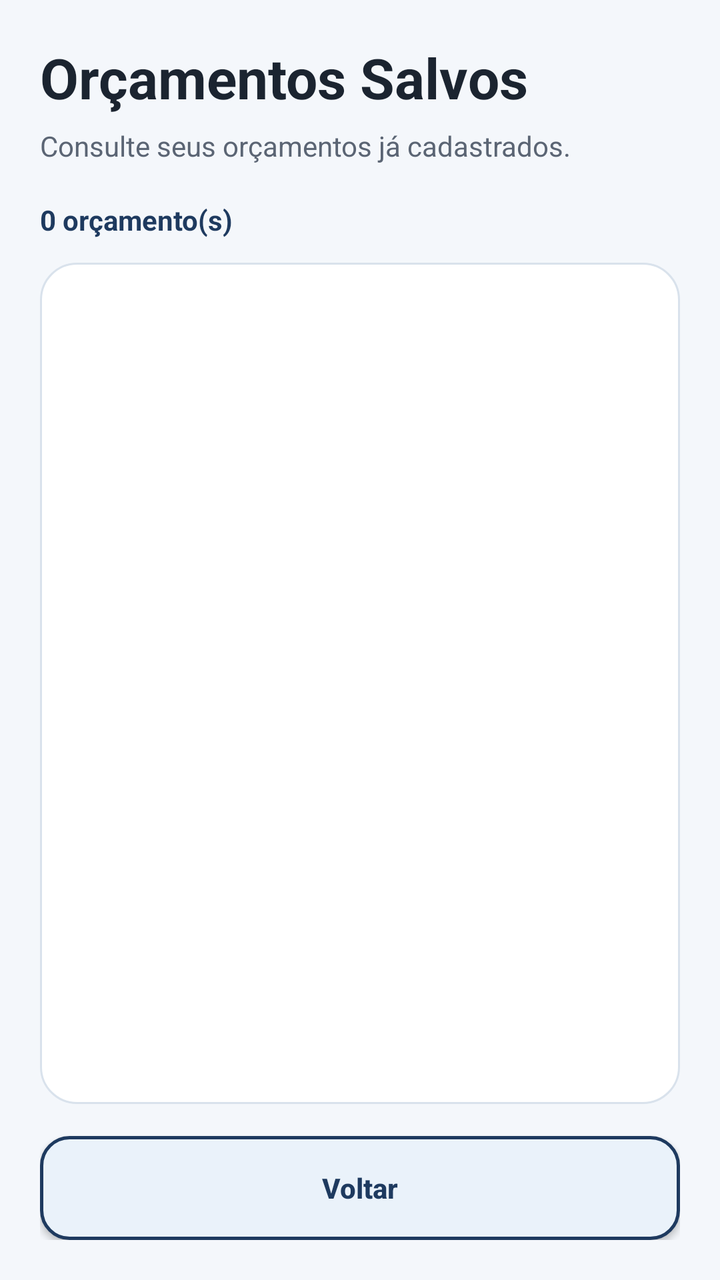
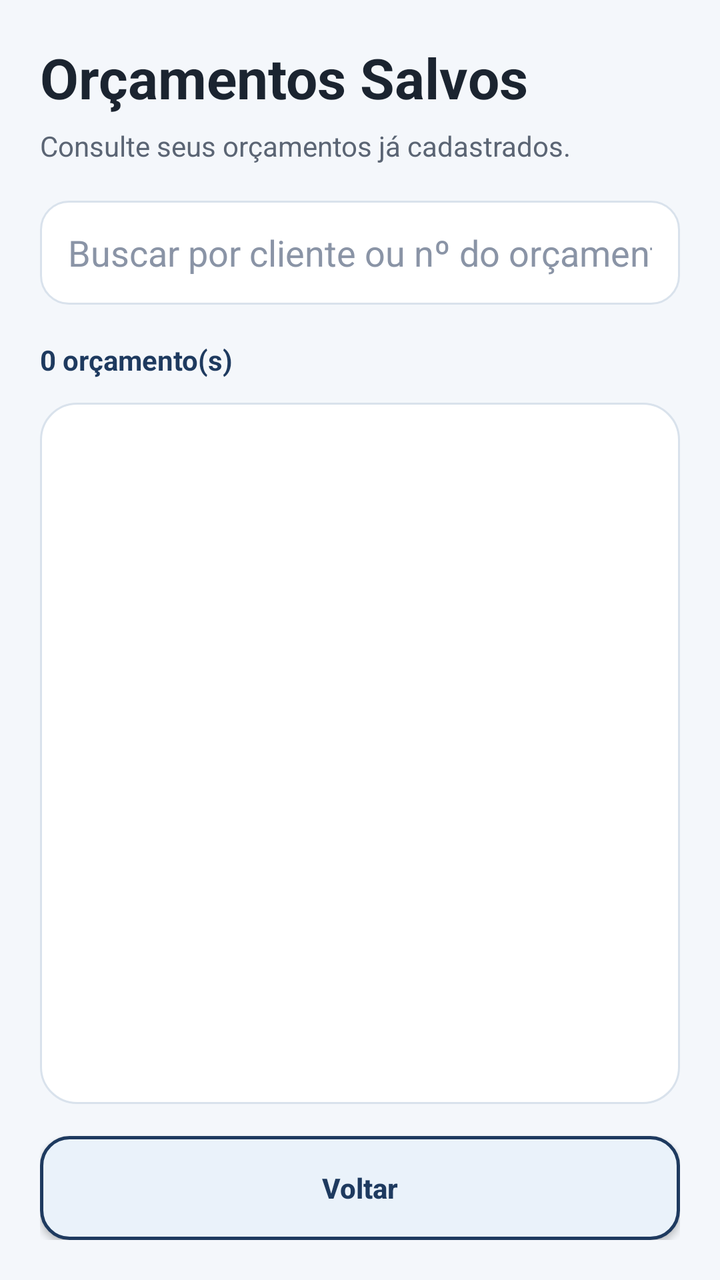

Compare the two renders of this Android layout. The source of the first and the diff that turns it into the second are given below.
<!-- AndroidManifest.xml: application theme Theme.MyApplication -->
<!-- res/layout/activity_lista_orcamentos.xml -->
<?xml version="1.0" encoding="utf-8"?>
<LinearLayout xmlns:android="http://schemas.android.com/apk/res/android"
    android:layout_width="match_parent"
    android:layout_height="match_parent"
    android:orientation="vertical"
    android:padding="20dp"
    android:background="@color/screen_background">

    <TextView
        android:layout_width="match_parent"
        android:layout_height="wrap_content"
        android:text="Orçamentos Salvos"
        android:textSize="28sp"
        android:textStyle="bold"
        android:textColor="@color/text_primary" />

    <TextView
        android:layout_width="match_parent"
        android:layout_height="wrap_content"
        android:text="Consulte seus orçamentos já cadastrados."
        android:textSize="14sp"
        android:textColor="@color/text_secondary"
        android:layout_marginTop="6dp" />

    <TextView
        android:id="@+id/txtQuantidadeOrcamentos"
        android:layout_width="match_parent"
        android:layout_height="wrap_content"
        android:text="0 orçamento(s)"
        android:textSize="14sp"
        android:textStyle="bold"
        android:textColor="@color/brand_primary"
        android:layout_marginTop="18dp"
        android:layout_marginBottom="12dp" />

    <LinearLayout
        android:layout_width="match_parent"
        android:layout_height="0dp"
        android:layout_weight="1"
        android:orientation="vertical"
        android:background="@drawable/bg_card">

        <ListView
            android:id="@+id/listOrcamentos"
            android:layout_width="match_parent"
            android:layout_height="match_parent"
            android:divider="@color/border_light"
            android:dividerHeight="1dp"
            android:padding="4dp"
            android:clipToPadding="false" />

    </LinearLayout>

    <androidx.appcompat.widget.AppCompatButton
        android:id="@+id/btnVoltar"
        android:layout_width="match_parent"
        android:layout_height="52dp"
        android:background="@drawable/bg_button_primary"
        android:text="Voltar"
        android:textAllCaps="false"
        android:textStyle="bold"
        android:textColor="@color/brand_primary"
        android:layout_marginTop="16dp" />

</LinearLayout>
<!-- resources referenced by this layout -->
<resources>
  <color name="border_light">#D9E2EC</color>
  <color name="brand_primary">#1E3A5F</color>
  <color name="screen_background">#F4F7FB</color>
  <color name="text_primary">#1B2430</color>
  <color name="text_secondary">#5B6574</color>
  <!-- drawable bg_button_primary (drawable) -->
  <?xml version="1.0" encoding="utf-8"?>
  <shape xmlns:android="http://schemas.android.com/apk/res/android">
  
      <solid android:color="#EAF2FA" />
  
      <corners android:radius="14dp" />
  
      <stroke
          android:width="1.5dp"
          android:color="@color/brand_primary" />
  
  </shape>
  <!-- drawable bg_card (drawable) -->
  <?xml version="1.0" encoding="utf-8"?>
  <shape xmlns:android="http://schemas.android.com/apk/res/android">
      <solid android:color="@color/card_background" />
      <corners android:radius="18dp" />
      <stroke
          android:width="1dp"
          android:color="@color/border_light" />
      <padding
          android:left="16dp"
          android:top="16dp"
          android:right="16dp"
          android:bottom="16dp" />
  </shape>
  <style name="Theme.MyApplication" parent="Base.Theme.MyApplication" />
  <color name="card_background">#FFFFFF</color>
  <style name="Base.Theme.MyApplication" parent="Theme.Material3.DayNight.NoActionBar">
          
          
      </style>
</resources>

<!-- the commit's change to res/layout/activity_lista_orcamentos.xml (unified diff, before → after) -->
@@ -22,6 +22,18 @@
         android:textColor="@color/text_secondary"
         android:layout_marginTop="6dp" />
 
+    <EditText
+        android:id="@+id/edtBuscarOrcamento"
+        android:layout_width="match_parent"
+        android:layout_height="52dp"
+        android:background="@drawable/bg_input"
+        android:hint="Buscar por cliente ou nº do orçamento"
+        android:paddingHorizontal="14dp"
+        android:singleLine="true"
+        android:textColor="@color/text_primary"
+        android:textColorHint="@color/text_hint"
+        android:layout_marginTop="18dp" />
+
     <TextView
         android:id="@+id/txtQuantidadeOrcamentos"
         android:layout_width="match_parent"
@@ -40,10 +52,22 @@
         android:orientation="vertical"
         android:background="@drawable/bg_card">
 
+        <TextView
+            android:id="@+id/txtListaVazia"
+            android:layout_width="match_parent"
+            android:layout_height="wrap_content"
+            android:text="Nenhum orçamento encontrado."
+            android:textSize="15sp"
+            android:textColor="@color/text_secondary"
+            android:gravity="center"
+            android:padding="32dp"
+            android:visibility="gone" />
+
         <ListView
             android:id="@+id/listOrcamentos"
             android:layout_width="match_parent"
-            android:layout_height="match_parent"
+            android:layout_height="0dp"
+            android:layout_weight="1"
             android:divider="@color/border_light"
             android:dividerHeight="1dp"
             android:padding="4dp"
<!-- resource entries referenced after the edit -->
@@ -3,6 +3,7 @@
   <color name="border_light">#D9E2EC</color>
   <color name="brand_primary">#1E3A5F</color>
   <color name="screen_background">#F4F7FB</color>
+  <color name="text_hint">#8A94A6</color>
   <color name="text_primary">#1B2430</color>
   <color name="text_secondary">#5B6574</color>
   <!-- drawable bg_button_primary (drawable) -->
@@ -32,8 +33,23 @@
           android:right="16dp"
           android:bottom="16dp" />
   </shape>
+  <!-- drawable bg_input (drawable) -->
+  <?xml version="1.0" encoding="utf-8"?>
+  <shape xmlns:android="http://schemas.android.com/apk/res/android">
+      <solid android:color="@color/field_background" />
+      <corners android:radius="14dp" />
+      <stroke
+          android:width="1dp"
+          android:color="@color/border_light" />
+      <padding
+          android:left="14dp"
+          android:top="12dp"
+          android:right="14dp"
+          android:bottom="12dp" />
+  </shape>
   <style name="Theme.MyApplication" parent="Base.Theme.MyApplication" />
   <color name="card_background">#FFFFFF</color>
+  <color name="field_background">#FFFFFF</color>
   <style name="Base.Theme.MyApplication" parent="Theme.Material3.DayNight.NoActionBar">
           
           
